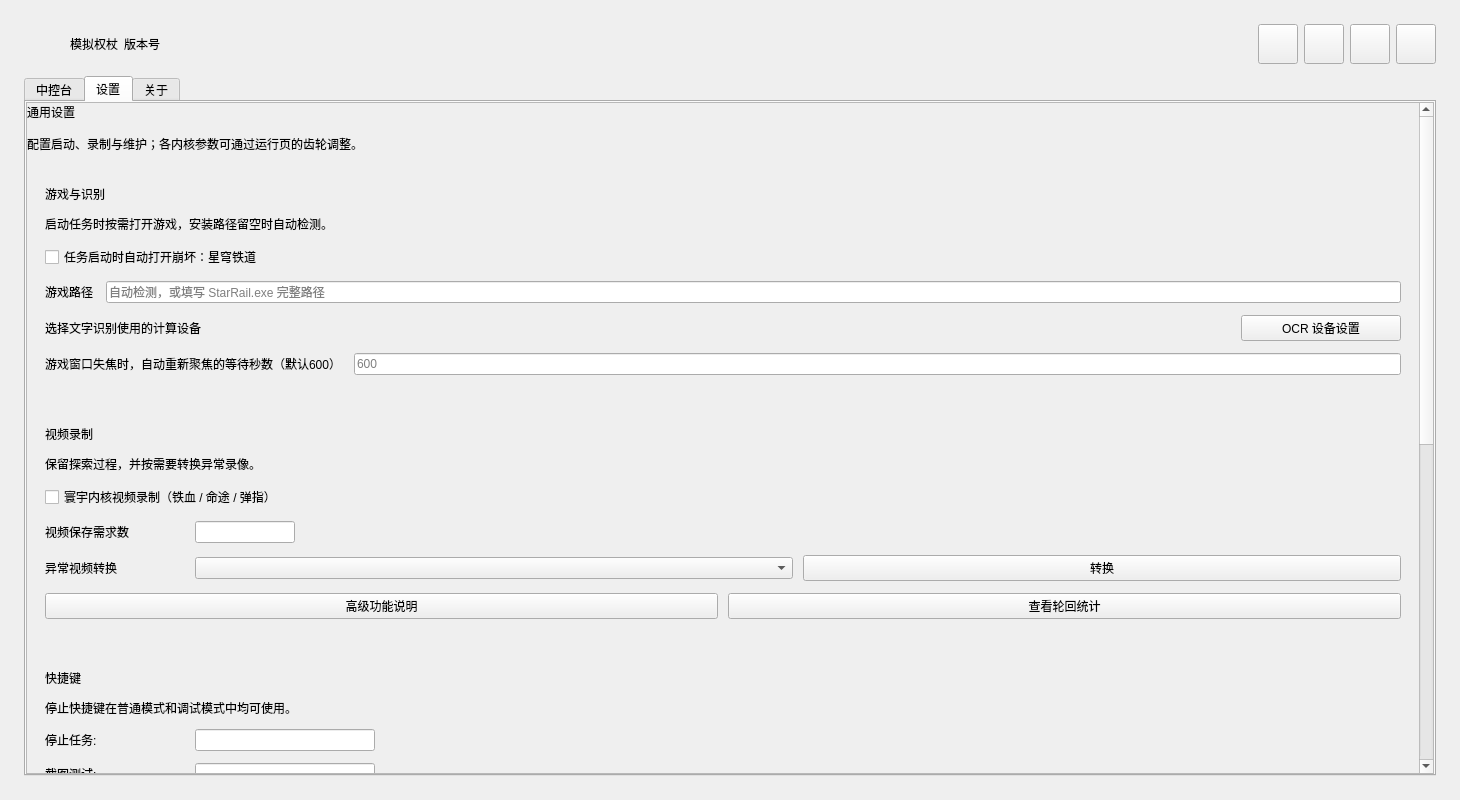
Old version of the form resource/ui/UI.ui in the repository syfoud/Simulated_Scepter.
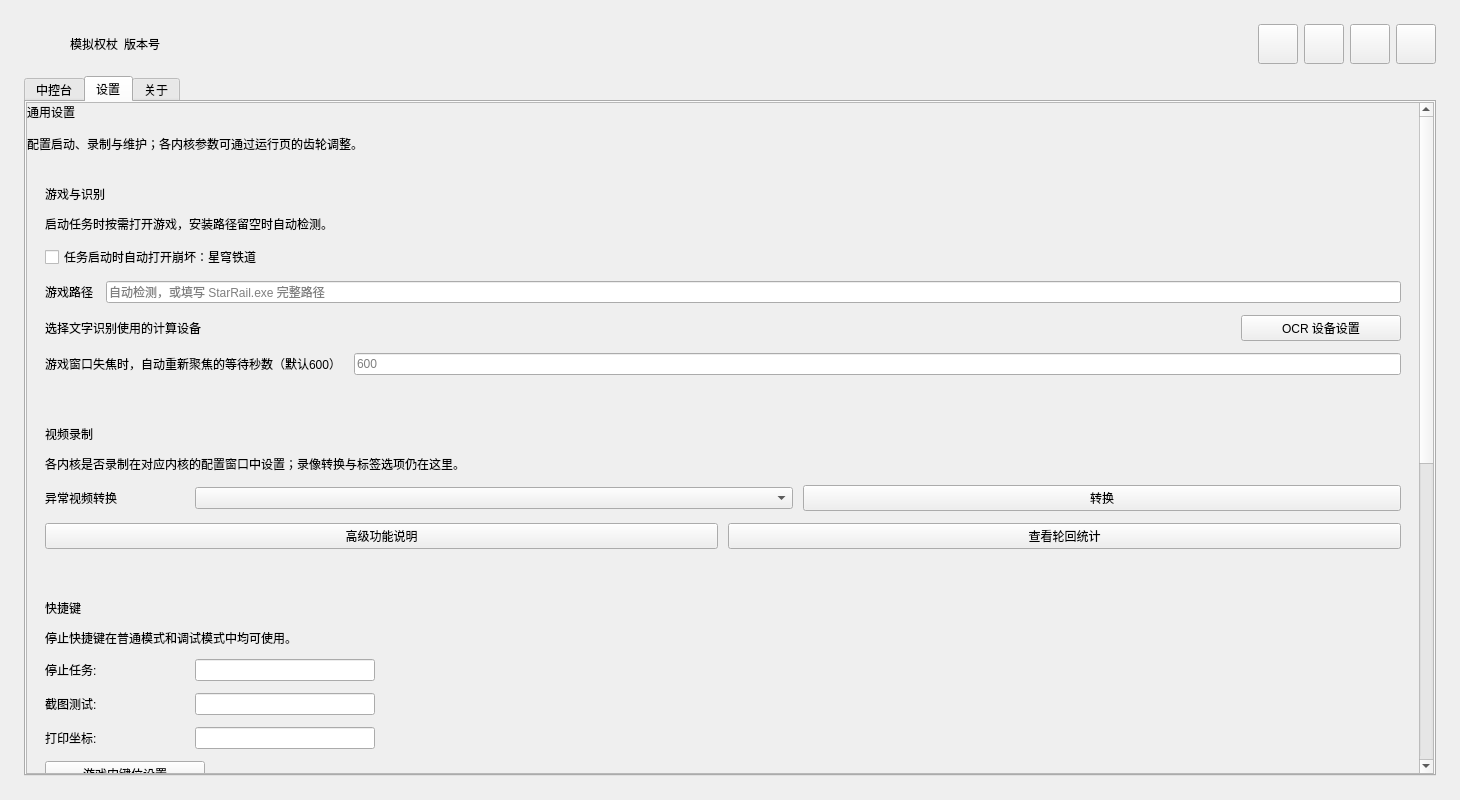
New version of the form. The open tabs and pages were chosen to show the change. Icons and pictures are not drawn. Custom widgets are drawn as their Qt base class.

Commit message:
feat(settings): 录像开关按内核保存并迁移相关配置界面
AnyFate/IronBlood/FingerSnap 的录像开关改为各自 core_settings 的 record 字段，在配置窗口的高级用户功能区显示并按高级用户文件授权状态禁用；IronBlood 的视频保存需求数迁入其模块配置，主窗口删除录像总开关与保存需求数输入。record_add_label 默认值改为 false，删除 record_map 死配置。resolve_startup_task 与 GUI 初始化的内核/脚本失效时回退到默认配置。删除 AnyFate 配置窗口中的早停开关（该内核没有早停逻辑）。

The edit to the form file:
```diff
--- a/resource/ui/UI.ui
+++ b/resource/ui/UI.ui
@@ -1265,7 +1265,7 @@
                      <item>
                       <widget class="QLabel" name="recording_panel_note">
                        <property name="text">
-                        <string>保留探索过程，并按需要转换异常录像。</string>
+                        <string>各内核是否录制在对应内核的配置窗口中设置；录像转换与标签选项仍在这里。</string>
                        </property>
                        <property name="role" stdset="0">
                         <string>muted</string>
@@ -1275,74 +1275,6 @@
                        </property>
                       </widget>
                      </item>
-                     <item>
-                      <widget class="QCheckBox" name="recording_checkBox2">
-                       <property name="text">
-                        <string>寰宇内核视频录制（铁血 / 命途 / 弹指）</string>
-                       </property>
-                      </widget>
-                     </item>
-                     <item>
-                      <layout class="QHBoxLayout" name="horizontalLayout_24">
-                       <item>
-                        <widget class="QLabel" name="label_23">
-                         <property name="FixedWidth">
-                          <number>112</number>
-                         </property>
-                         <property name="text">
-                          <string>视频保存需求数</string>
-                         </property>
-                         <property name="minimumSize">
-                          <size>
-                           <width>140</width>
-                           <height>0</height>
-                          </size>
-                         </property>
-                         <property name="maximumSize">
-                          <size>
-                           <width>140</width>
-                           <height>16777215</height>
-                          </size>
-                         </property>
-                         <property name="alignment">
-                          <set>Qt::AlignLeft|Qt::AlignVCenter</set>
-                         </property>
-                        </widget>
-                       </item>
-                       <item>
-                        <widget class="QLineEdit" name="recording_time_input">
-                         <property name="maximumSize">
-                          <size>
-                           <width>100</width>
-                           <height>16777215</height>
-                          </size>
-                         </property>
-                         <property name="minimumSize">
-                          <size>
-                           <width>0</width>
-                           <height>0</height>
-                          </size>
-                         </property>
-                        </widget>
-                       </item>
-                       <property name="spacing">
-                        <number>10</number>
-                       </property>
-                       <item>
-                        <spacer name="horizontalLayout_24_space">
-                         <property name="orientation">
-                          <enum>Qt::Horizontal</enum>
-                         </property>
-                         <property name="sizeHint">
-                          <size>
-                           <width>0</width>
-                           <height>0</height>
-                          </size>
-                         </property>
-                        </spacer>
-                       </item>
-                      </layout>
-                     </item>
                      <item>
                       <layout class="QHBoxLayout" name="horizontalLayout_video_convert">
                        <item>
```
The commit also changes 11 other files.
